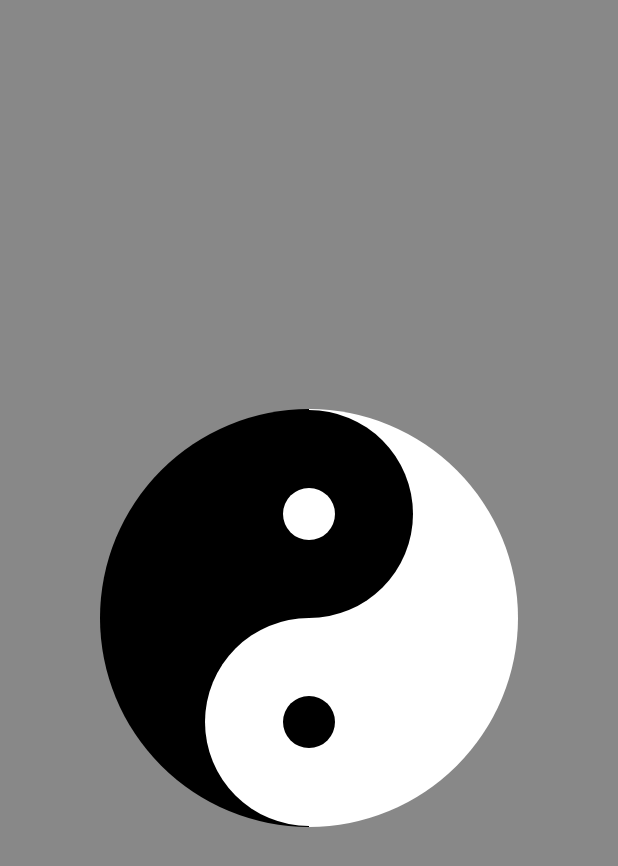
After one commit to Slingge/FunctionBlock, an Android app: the TaiJiViewActivity screen opened directly, with no data from a screen before it, on a phone screen of 412 x 824 dp. The commit adds this screen. Shown: the top 866 px of the screen. Run offline under Robolectric (Android 15) with nearby library versions, the phone set to English and light mode, and no system bars; our stand-ins replace CircleImageView.

Commit message:
view绘制

```diff
--- a/app/build.gradle
+++ b/app/build.gradle
@@ -44,4 +44,5 @@ dependencies {
     compile 'com.android.support.constraint:constraint-layout:1.0.2'
     compile 'com.bm.photoview:library:1.4.1'
     //约束布局
+    compile 'com.github.GcsSloop:ViewSupport:v1.3.0'
 }
--- /dev/null
+++ b/app/src/main/java/slingge/functionblock/ui/animGraphical/TaiJiView.java
@@ -0,0 +1,76 @@
+package slingge.functionblock.ui.animGraphical;
+
+import android.content.Context;
+import android.graphics.Canvas;
+import android.graphics.Color;
+import android.graphics.Paint;
+import android.graphics.RectF;
+import android.util.AttributeSet;
+import android.view.View;
+
+/**
+ * Created by Slingge on 2017/10/24 0024.
+ */
+
+public class TaiJiView extends View {
+    private Paint whitePaint;   //白色画笔
+    private Paint blackPaing;   //黑色画笔
+
+    public TaiJiView(Context context) {
+        this(context, null);
+    }
+
+    public TaiJiView(Context context, AttributeSet attrs) {
+        this(context, attrs, 0);
+    }
+
+    public TaiJiView(Context context, AttributeSet attrs, int defStyleAttr) {
+        super(context, attrs, defStyleAttr);
+
+        initPaints();
+    }
+
+    //初始化画笔函数
+    private void initPaints() {
+        whitePaint = new Paint();
+        whitePaint.setAntiAlias(true);
+        whitePaint.setColor(Color.WHITE);
+
+        blackPaing = new Paint(whitePaint);
+        blackPaing.setColor(Color.BLACK);
+    }
+
+
+    @Override
+    protected void onDraw(Canvas canvas) {
+        int width = canvas.getWidth();          //画布宽度
+        int height = canvas.getHeight();        //画布高度
+
+        canvas.translate(width/2, height/2);    // 移动坐标原点到画布中心
+
+        canvas.drawColor(Color.GRAY);           //绘制背景色
+        canvas.rotate(degrees);                 //旋转画布
+
+        //绘制两个半圆
+        int radius = Math.min(width, height) / 2 - 100;        		//太极半径
+        RectF rect = new RectF(-radius, -radius, radius, radius);   //绘制区域
+        canvas.drawArc(rect, 90, 180, true, blackPaing);            //绘制黑色半圆
+        canvas.drawArc(rect, -90, 180, true, whitePaint);           //绘制白色半圆
+
+        //绘制两个小圆
+        int smallRadius = radius / 2;	                            //小圆半径为大圆的一半
+        canvas.drawCircle(0, -smallRadius, smallRadius, blackPaing);
+        canvas.drawCircle(0, smallRadius, smallRadius, whitePaint);
+
+        //绘制鱼眼（两个更小的圆）
+        canvas.drawCircle(0, -smallRadius, smallRadius / 4, whitePaint);
+        canvas.drawCircle(0, smallRadius, smallRadius / 4, blackPaing);
+
+    }
+
+    private float degrees = 0;                  //旋转角度
+    public void setRotate(float degrees) {
+        this.degrees = degrees;
+        invalidate();                           //重绘界面
+    }
+}
--- /dev/null
+++ b/app/src/main/java/slingge/functionblock/ui/animGraphical/TaiJiViewActivity.java
@@ -0,0 +1,24 @@
+package slingge.functionblock.ui.animGraphical;
+
+import android.os.Bundle;
+import android.support.annotation.Nullable;
+
+import slingge.functionblock.R;
+import slingge.functionblock.ui.SlinggeActivity;
+
+/**
+ * Created by Slingge on 2017/10/24 0024.
+ */
+
+public class TaiJiViewActivity extends SlinggeActivity {
+
+
+    @Override
+    protected void onCreate(@Nullable Bundle savedInstanceState) {
+        super.onCreate(savedInstanceState);
+        setContentView(R.layout.view_taiji);
+    }
+
+
+
+}
--- /dev/null
+++ b/app/src/main/res/layout/view_taiji.xml
@@ -0,0 +1,11 @@
+<?xml version="1.0" encoding="utf-8"?>
+<LinearLayout xmlns:android="http://schemas.android.com/apk/res/android"
+    android:layout_width="match_parent"
+    android:layout_height="match_parent"
+    android:orientation="vertical">
+
+    <slingge.functionblock.ui.animGraphical.TaiJiView
+        android:layout_width="match_parent"
+        android:layout_height="match_parent" />
+
+</LinearLayout>
```
Also changed, not shown: app/src/main/AndroidManifest.xml (+9 -0 lines), app/src/main/java/slingge/functionblock/ui/animGraphical/GraphicalActivity.java (+12 -0 lines), app/src/main/java/slingge/functionblock/ui/animGraphical/SetPolyToPoly.java (added, +128 -0 lines), app/src/main/java/slingge/functionblock/ui/animGraphical/SetPolyToPolyActivity.java (added, +50 -0 lines), app/src/main/res/layout/anim_graphical.xml (+23 -0 lines), app/src/main/res/layout/view_setpoly_too_poly.xml (added, +63 -0 lines).
